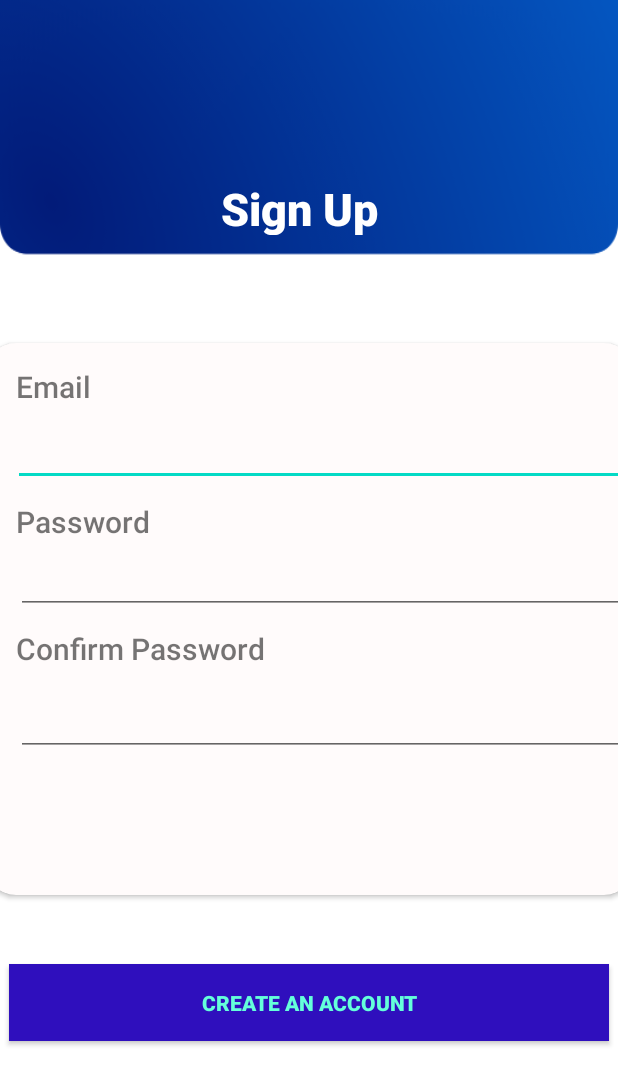
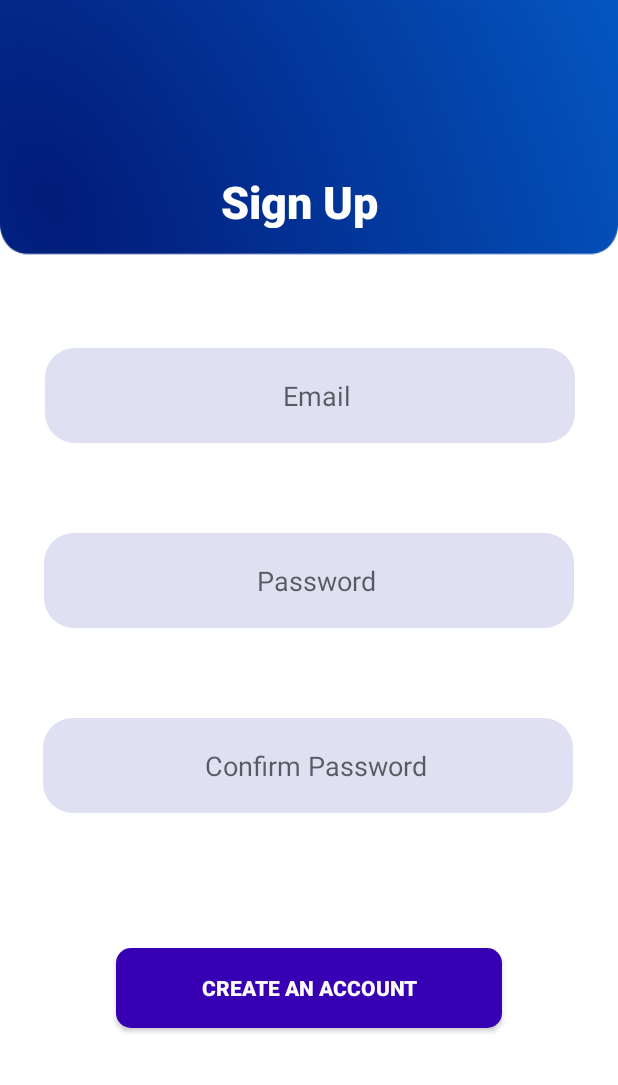
Before and after one commit to YuvinR/UEE_SL_Cricket, an Android app: the layout activity_sign_up.xml on its own in the app's theme, with its tools: preview values and no code run, on a phone screen of 412 x 824 dp. Shown: the top 1085 px of the screen. Run offline under Robolectric (Android 15) with nearby library versions, the phone set to English and light mode, and no system bars; Roboto replaces fonts that are not available here.

Commit message:
loging and sign up ui completed

```diff
--- a/app/src/main/java/com/example/uee_sl_cricket/MainActivity.java
+++ b/app/src/main/java/com/example/uee_sl_cricket/MainActivity.java
@@ -75,9 +75,9 @@ public class MainActivity extends AppCompatActivity implements  View.OnClickList
         super.onStart();
         FirebaseUser user = FirebaseAuth.getInstance().getCurrentUser();
         if (user == null) {
-            /*Intent intent = new Intent(MainActivity.this,loginact.class);
+            Intent intent = new Intent(MainActivity.this,MainActivity2.class);
             startActivity(intent);
-            finish();*/
+            finish();
             logout.setVisibility(View.INVISIBLE);
             login.setVisibility(View.VISIBLE);
         } else{
--- a/app/src/main/java/com/example/uee_sl_cricket/MainActivity2.java
+++ b/app/src/main/java/com/example/uee_sl_cricket/MainActivity2.java
@@ -61,17 +61,17 @@ public class MainActivity2 extends AppCompatActivity {
 
                 if (!TextUtils.isEmpty(loginEmailText) && !TextUtils.isEmpty(loginPassText)) {
 
-//                    final Vibrator vibe = (Vibrator) getSystemService(Context.VIBRATOR_SERVICE);
+                    final Vibrator vibe = (Vibrator) getSystemService(Context.VIBRATOR_SERVICE);
                     mAuth.signInWithEmailAndPassword(loginEmailText, loginPassText).addOnCompleteListener(new OnCompleteListener<AuthResult>() {
                         @Override
                         public void onComplete(@NonNull Task<AuthResult> task) {
                             if (task.isSuccessful()) {
                                 sendToMain();
-//                                vibe.vibrate(500);
+                                vibe.vibrate(500);
                             } else {
 
                                 String e = task.getException().getMessage();
-//                                Toast.makeText(activ.this, "Error :" + e, Toast.LENGTH_LONG).show();
+                                Toast.makeText(MainActivity2.this, "Error :" + e, Toast.LENGTH_LONG).show();
 
                             }
 
--- /dev/null
+++ b/app/src/main/res/drawable-mdpi/signup_btn.xml
@@ -0,0 +1,5 @@
+<?xml version="1.0" encoding="utf-8"?>
+<shape android:shape="rectangle" xmlns:android="http://schemas.android.com/apk/res/android">
+    <solid android:color="@color/colorPrimaryDark"/>
+    <corners android:radius="10dp"/>
+</shape>
--- /dev/null
+++ b/app/src/main/res/drawable/edit_round.xml
@@ -0,0 +1,8 @@
+<?xml version="1.0" encoding="utf-8"?>
+<shape xmlns:android="http://schemas.android.com/apk/res/android"
+    android:shape="rectangle">
+    <solid android:color="#DFE1F3"/>
+    <corners android:radius="20dp"/>
+
+
+</shape>
--- /dev/null
+++ b/app/src/main/res/drawable/loginx_btn.xml
@@ -0,0 +1,5 @@
+<?xml version="1.0" encoding="utf-8"?>
+<shape android:shape="rectangle" xmlns:android="http://schemas.android.com/apk/res/android">
+    <solid android:color="@color/matchHeaderBlue"/>
+    <corners android:radius="100dp"/>
+</shape>
--- a/app/src/main/res/layout/activity_sign_up.xml
+++ b/app/src/main/res/layout/activity_sign_up.xml
@@ -7,6 +7,24 @@
     android:background="@drawable/background"
     tools:context=".signUp">
 
+
+    <!--    <androidx.cardview.widget.CardView-->
+    <!--        android:id="@+id/cardView"-->
+    <!--        android:layout_width="368dp"-->
+    <!--        android:layout_height="333dp"-->
+    <!--        android:layout_gravity="center_horizontal|center_vertical"-->
+    <!--        android:layout_marginStart="42dp"-->
+    <!--        android:layout_marginTop="277dp"-->
+    <!--        android:layout_marginEnd="42dp"-->
+    <!--        android:layout_marginBottom="276dp"-->
+    <!--        app:cardBackgroundColor="#FFFBFB"-->
+    <!--        app:cardCornerRadius="20dp"-->
+    <!--        app:layout_constraintBottom_toBottomOf="parent"-->
+    <!--        app:layout_constraintEnd_toEndOf="parent"-->
+    <!--        app:layout_constraintStart_toStartOf="parent"-->
+    <!--        app:layout_constraintTop_toTopOf="parent">-->
+
+    <!--    </androidx.cardview.widget.CardView>-->
 
     <TextView
         android:id="@+id/textView24"
@@ -25,94 +43,106 @@
         app:layout_constraintEnd_toEndOf="parent"
         app:layout_constraintStart_toStartOf="parent"
         app:layout_constraintTop_toTopOf="parent"
-        app:layout_constraintVertical_bias="0.144" />
 
-    <androidx.cardview.widget.CardView
-        android:id="@+id/cardView"
-        android:layout_width="432dp"
-        android:layout_height="368dp"
-        android:layout_gravity="center_horizontal|center_vertical"
-        android:layout_marginStart="42dp"
-        android:layout_marginTop="277dp"
-        android:layout_marginEnd="42dp"
-        android:layout_marginBottom="276dp"
-        app:cardBackgroundColor="#FFFBFB"
-        app:cardCornerRadius="20dp"
-        app:layout_constraintBottom_toBottomOf="parent"
-        app:layout_constraintEnd_toEndOf="parent"
-        app:layout_constraintStart_toStartOf="parent"
-        app:layout_constraintTop_toTopOf="parent">
+        app:layout_constraintVertical_bias="0.138" />
+
+    <!--    <TextView-->
+    <!--        android:id="@+id/textView31"-->
+    <!--        android:layout_width="120dp"-->
+    <!--        android:layout_height="wrap_content"-->
+    <!--        android:layout_marginTop="252dp"-->
+    <!--        android:fontFamily="sans-serif-medium"-->
+    <!--        android:text="Email"-->
+    <!--        android:textSize="20sp"-->
+    <!--        app:layout_constraintEnd_toEndOf="parent"-->
+    <!--        app:layout_constraintHorizontal_bias="0.573"-->
+    <!--        app:layout_constraintStart_toStartOf="parent"-->
+    <!--        app:layout_constraintTop_toTopOf="parent" />-->
+
+    <!--    <TextView-->
+    <!--        android:id="@+id/textView33"-->
+    <!--        android:layout_width="140dp"-->
+    <!--        android:layout_height="40dp"-->
+    <!--        android:layout_marginTop="20dp"-->
+    <!--        android:fontFamily="sans-serif-medium"-->
+    <!--        android:text="Password"-->
+    <!--        android:textSize="20sp"-->
+    <!--        app:layout_constraintEnd_toEndOf="parent"-->
+    <!--        app:layout_constraintHorizontal_bias="0.537"-->
+    <!--        app:layout_constraintStart_toStartOf="parent"-->
+    <!--        app:layout_constraintTop_toBottomOf="@+id/editText7" />-->
+
+    <!--    <TextView-->
+    <!--        android:id="@+id/textView34"-->
+    <!--        android:layout_width="wrap_content"-->
+    <!--        android:layout_height="42dp"-->
+    <!--        android:layout_marginTop="28dp"-->
+    <!--        android:fontFamily="sans-serif-medium"-->
+    <!--        android:text="Confirm Password"-->
+    <!--        android:textSize="20sp"-->
+    <!--        app:layout_constraintEnd_toEndOf="parent"-->
+    <!--        app:layout_constraintStart_toStartOf="parent"-->
+    <!--        app:layout_constraintTop_toBottomOf="@+id/editText13" />-->
 
     <EditText
         android:id="@+id/editText7"
-            android:layout_width="match_parent"
-            android:layout_height="wrap_content"
-            android:layout_marginStart="18dp"
-            android:layout_marginTop="50dp"
+        android:layout_width="353dp"
+        android:layout_height="63dp"
+        android:layout_marginTop="232dp"
+        android:background="@drawable/edit_round"
         android:ems="10"
-            android:inputType="textEmailAddress" />
+        android:hint="  Email"
+        android:gravity="center"
+        android:inputType="textEmailAddress"
+        app:layout_constraintEnd_toEndOf="parent"
+        app:layout_constraintHorizontal_bias="0.507"
+        app:layout_constraintStart_toStartOf="parent"
+        app:layout_constraintTop_toTopOf="parent" />
 
     <EditText
         android:id="@+id/editText13"
-            android:layout_width="match_parent"
-            android:layout_height="wrap_content"
-            android:layout_marginStart="20dp"
-            android:layout_marginTop="135dp"
+        android:layout_width="353dp"
+        android:layout_height="63dp"
+        android:layout_marginTop="60dp"
+        android:background="@drawable/edit_round"
         android:ems="10"
-            android:inputType="textPassword" />
+        android:hint="  Password"
+        android:gravity="center"
+        android:inputType="textPassword"
+        app:layout_constraintEnd_toEndOf="parent"
+        app:layout_constraintStart_toStartOf="parent"
+        app:layout_constraintTop_toBottomOf="@+id/editText7" />
 
     <EditText
         android:id="@+id/editText14"
-            android:layout_width="match_parent"
-            android:layout_height="wrap_content"
-            android:layout_marginStart="20dp"
-            android:layout_marginTop="230dp"
+        android:layout_width="353dp"
+        android:layout_height="63dp"
+        android:layout_marginTop="60dp"
+        android:background="@drawable/edit_round"
         android:ems="10"
-            android:inputType="textPassword" />
-
-        <TextView
-            android:id="@+id/textView31"
-            android:layout_width="120dp"
-            android:layout_height="wrap_content"
-            android:layout_marginStart="20dp"
-            android:layout_marginTop="15dp"
-            android:fontFamily="sans-serif-medium"
-            android:text="Email"
-            android:textSize="20sp" />
-
-        <TextView
-            android:id="@+id/textView33"
-            android:layout_width="140dp"
-            android:layout_height="40dp"
-            android:layout_marginStart="20dp"
-            android:layout_marginTop="105dp"
-            android:fontFamily="sans-serif-medium"
-            android:text="Password"
-            android:textSize="20sp" />
-
-        <TextView
-            android:id="@+id/textView34"
-            android:layout_width="wrap_content"
-            android:layout_height="42dp"
-            android:layout_marginStart="20dp"
-            android:layout_marginTop="190dp"
-            android:fontFamily="sans-serif-medium"
-            android:text="Confirm Password"
-            android:textSize="20sp" />
-
-    </androidx.cardview.widget.CardView>
+        android:hint="  Confirm Password"
+        android:gravity="center"
+        android:inputType="textPassword"
+        app:layout_constraintEnd_toEndOf="parent"
+        app:layout_constraintHorizontal_bias="0.487"
+        app:layout_constraintStart_toStartOf="parent"
+        app:layout_constraintTop_toBottomOf="@+id/editText13" />
 
     <Button
         android:id="@+id/button2"
-        android:layout_width="400dp"
-        android:layout_height="51dp"
-        android:background="#2F0FBD"
+        android:layout_width="257dp"
+        android:layout_height="53dp"
+        android:layout_marginTop="632dp"
+        android:background="@drawable/signup_btn"
+        android:shadowRadius="10"
         android:text="Create an Account"
-        android:textColor="#64FFDA"
+        android:textColor="#FBFBFB"
+
         android:textStyle="normal|bold"
-        app:layout_constraintBottom_toBottomOf="parent"
         app:layout_constraintEnd_toEndOf="parent"
+        app:layout_constraintHorizontal_bias="0.502"
         app:layout_constraintStart_toStartOf="parent"
-        app:layout_constraintTop_toBottomOf="@+id/cardView"
-        app:layout_constraintVertical_bias="0.262" />
+        app:layout_constraintTop_toTopOf="parent" />
+
+
 </androidx.constraintlayout.widget.ConstraintLayout>
```
Also changed, not shown: app/src/main/java/com/example/uee_sl_cricket/signUp.java (+12 -0 lines), app/src/main/res/layout/activity_main2.xml (+83 -70 lines). Lines whose indentation alone changed are shown as unchanged.
